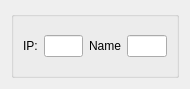
CalcProgrammer1/OpenRGB, file qt/ManualDevicesSettingsPage/LIFXSettingsEntry/LIFXSettingsEntry.ui: the form before one commit.
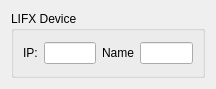
The form after the commit.

Commit message: Add device entry titles

```diff
--- a/qt/ManualDevicesSettingsPage/LIFXSettingsEntry/LIFXSettingsEntry.ui
+++ b/qt/ManualDevicesSettingsPage/LIFXSettingsEntry/LIFXSettingsEntry.ui
@@ -6,7 +6,7 @@
    <rect>
     <x>0</x>
     <y>0</y>
-    <width>190</width>
+    <width>216</width>
     <height>89</height>
    </rect>
   </property>
@@ -23,7 +23,7 @@
    <item row="1" column="0" colspan="2">
     <widget class="QGroupBox" name="groupBox">
      <property name="title">
-      <string/>
+      <string>LIFX Device</string>
      </property>
      <layout class="QGridLayout" name="gridLayout_2">
       <item row="1" column="5">
```
The commit also changes 12 other files.
